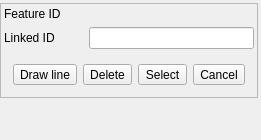
First picture: the form in ui/ui_linker.ui, repository 3nids/linkit, before the edit.
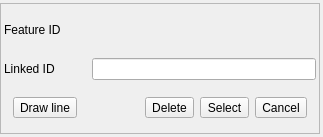
Second picture: the form after the edit. Icons and pictures are not drawn.

Commit message: use editbuffer instead of provider

```diff
--- a/ui/ui_linker.ui
+++ b/ui/ui_linker.ui
@@ -6,10 +6,16 @@
    <rect>
     <x>0</x>
     <y>0</y>
-    <width>242</width>
-    <height>140</height>
+    <width>323</width>
+    <height>137</height>
    </rect>
   </property>
+  <property name="maximumSize">
+   <size>
+    <width>524287</width>
+    <height>150</height>
+   </size>
+  </property>
   <property name="windowTitle">
    <string>Link It</string>
   </property>
@@ -56,20 +62,9 @@
          </property>
         </widget>
        </item>
-       <item row="3" column="0" colspan="3">
-        <widget class="QWidget" name="widget" native="true">
-         <layout class="QGridLayout" name="gridLayout">
-          <item row="0" column="4">
-           <widget class="QToolButton" name="cancelButton">
-            <property name="text">
-             <string>Cancel</string>
-            </property>
-            <property name="icon">
-             <iconset>
-              <normaloff>../icons/cancel.svg</normaloff>../icons/cancel.svg</iconset>
-            </property>
-           </widget>
-          </item>
+       <item row="3" column="0">
+        <widget class="QWidget" name="widget_2" native="true">
+         <layout class="QGridLayout" name="gridLayout_4">
           <item row="0" column="0">
            <widget class="QToolButton" name="drawButton">
             <property name="text">
@@ -84,7 +79,13 @@
             </property>
            </widget>
           </item>
-          <item row="0" column="2">
+         </layout>
+        </widget>
+       </item>
+       <item row="3" column="1">
+        <widget class="QWidget" name="editButtonWidget" native="true">
+         <layout class="QGridLayout" name="gridLayout">
+          <item row="1" column="1">
            <widget class="QToolButton" name="deleteButton">
             <property name="text">
              <string>Delete</string>
@@ -95,10 +96,10 @@
             </property>
            </widget>
           </item>
-          <item row="0" column="3">
-           <widget class="QToolButton" name="selectButton">
+          <item row="1" column="3">
+           <widget class="QToolButton" name="cancelButton">
             <property name="text">
-             <string>Select</string>
+             <string>Cancel</string>
             </property>
             <property name="icon">
              <iconset>
@@ -106,7 +107,7 @@
             </property>
            </widget>
           </item>
-          <item row="0" column="1">
+          <item row="1" column="0">
            <spacer name="horizontalSpacer">
             <property name="orientation">
              <enum>Qt::Horizontal</enum>
@@ -119,10 +120,21 @@
             </property>
            </spacer>
           </item>
+          <item row="1" column="2">
+           <widget class="QToolButton" name="selectButton">
+            <property name="text">
+             <string>Select</string>
+            </property>
+            <property name="icon">
+             <iconset>
+              <normaloff>../icons/maptool.svg</normaloff>../icons/maptool.svg</iconset>
+            </property>
+           </widget>
+          </item>
          </layout>
         </widget>
        </item>
-       <item row="2" column="1" colspan="2">
+       <item row="2" column="1">
         <widget class="QLineEdit" name="linkedItemID">
          <property name="frame">
           <bool>true</bool>
@@ -132,7 +144,7 @@
          </property>
         </widget>
        </item>
-       <item row="0" column="1" colspan="2">
+       <item row="0" column="1">
         <widget class="QLabel" name="featureIdLabel">
          <property name="text">
           <string/>
@@ -142,19 +154,6 @@
       </layout>
      </widget>
     </item>
-    <item row="2" column="0">
-     <spacer name="verticalSpacer">
-      <property name="orientation">
-       <enum>Qt::Vertical</enum>
-      </property>
-      <property name="sizeHint" stdset="0">
-       <size>
-        <width>20</width>
-        <height>40</height>
-       </size>
-      </property>
-     </spacer>
-    </item>
    </layout>
   </widget>
  </widget>
```
Left out of the diff: 4 changed lines with no effect on the pictures. The commit also changes 1 other file.
